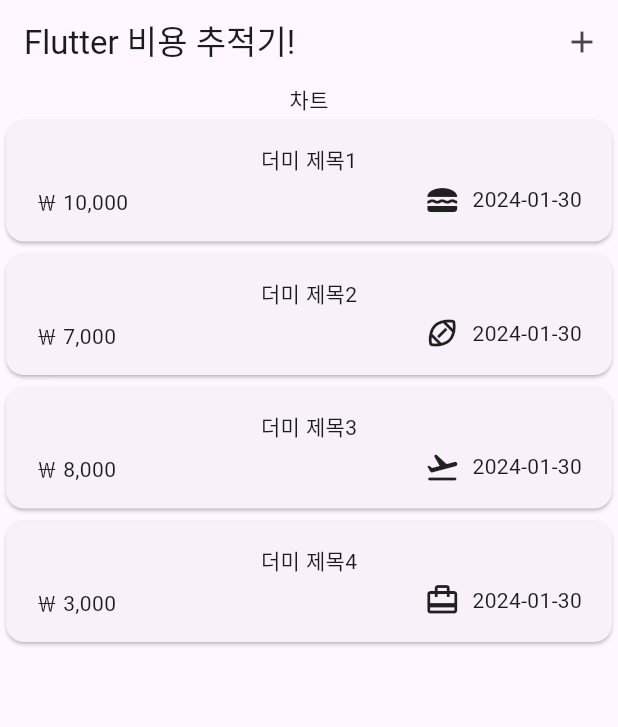
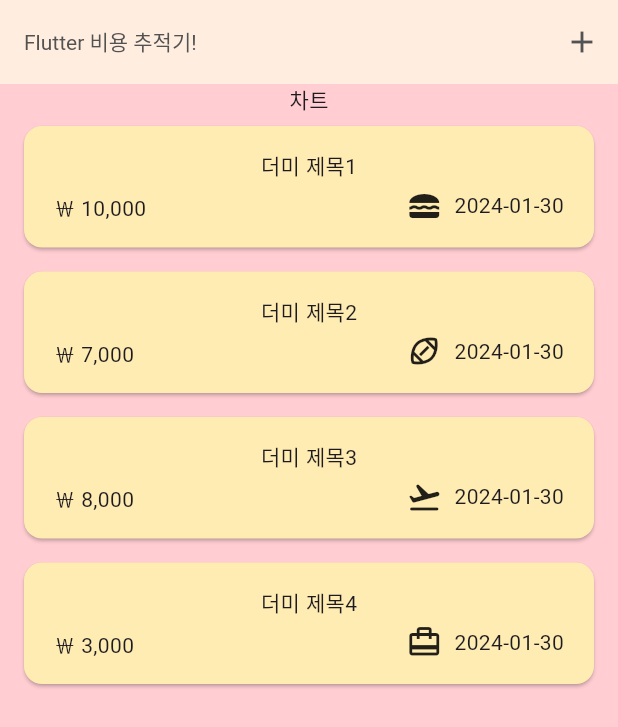
Before and after one commit to beetrbgus/2023-Flutter------, a Flutter app: the screen it shows after launch, on a phone screen of 412 x 824 dp. Shown: the top 727 px of the screen. Run offline on Flutter 3.47's test engine with Material 3 defaults, Android fonts, the phone set to English and light mode, and no system bars; our stand-ins replace google_fonts.

Commit message:
feat - Theme을 통해 전체적인 구성에 대해서 스타일 정의

```diff
--- a/expense_tracker/lib/main.dart
+++ b/expense_tracker/lib/main.dart
@@ -5,6 +5,13 @@
 void main() {
   runApp(const MyApp());
 }
+
+var kColorScheme = ColorScheme.fromSeed(
+  seedColor: const Color.fromARGB(255, 250, 219, 195),
+  primary: const Color.fromARGB(255, 252, 192, 150),
+  primaryContainer: const Color.fromARGB(255, 83, 82, 82),
+  onPrimaryContainer: const Color.fromARGB(255, 255, 237, 224),
+); // k는 변수 컨벤션 같은 느낌
 
 class MyApp extends StatelessWidget {
   const MyApp({super.key});
@@ -22,10 +29,34 @@
       supportedLocales: const [
         Locale('ko', 'KR'),
       ],
-      theme: ThemeData(
-        colorScheme: ColorScheme.fromSeed(seedColor: Colors.deepPurple),
+      theme: ThemeData().copyWith(
         useMaterial3: true,
-      ),
+        scaffoldBackgroundColor: Colors.red[100],
+        colorScheme: kColorScheme,
+        appBarTheme: const AppBarTheme().copyWith(
+          foregroundColor: kColorScheme.primaryContainer,
+          backgroundColor: kColorScheme.onPrimaryContainer,
+        ),
+        cardTheme: const CardTheme().copyWith(
+          color: Colors.amber[100],
+          margin: const EdgeInsets.symmetric(
+            vertical: 8,
+            horizontal: 16,
+          ),
+        ), // 카드 테마
+        elevatedButtonTheme: ElevatedButtonThemeData(
+          style: ElevatedButton.styleFrom(
+            backgroundColor: kColorScheme.primaryContainer,
+          ),
+        ),
+        textTheme: ThemeData().textTheme.copyWith(
+              titleLarge: TextStyle(
+                fontWeight: FontWeight.normal,
+                color: kColorScheme.onSecondaryContainer,
+                fontSize: 14,
+              ),
+            ),
+      ), // 전체 스크린의 색상을 정의
       home: const Expenses(),
     );
   }
```
